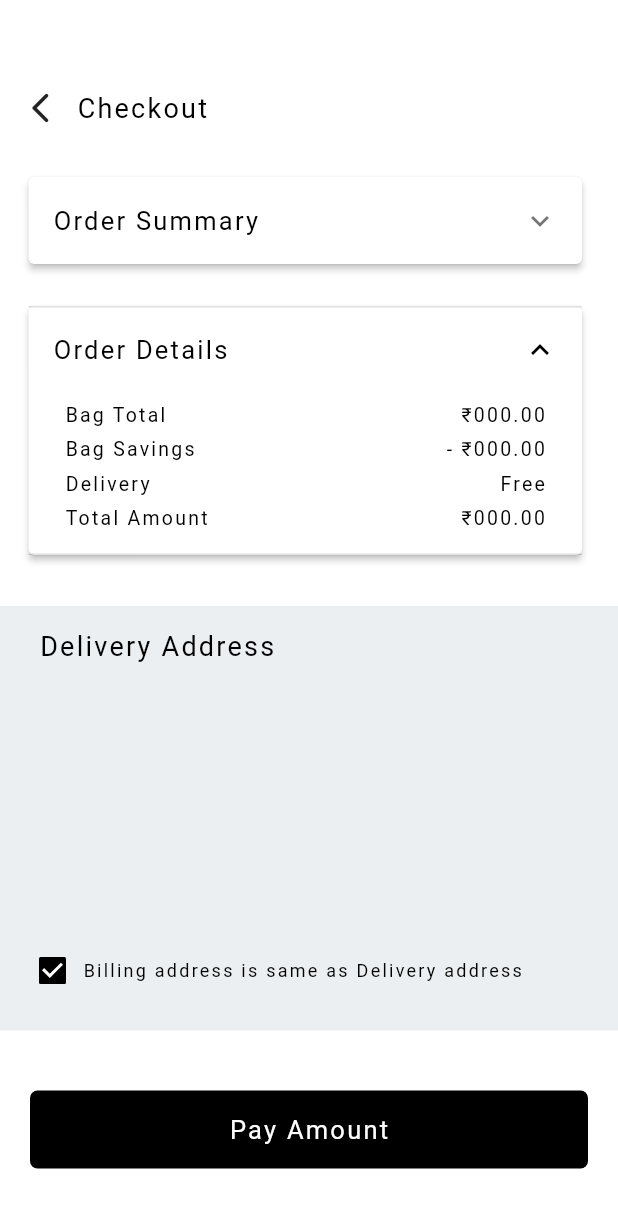
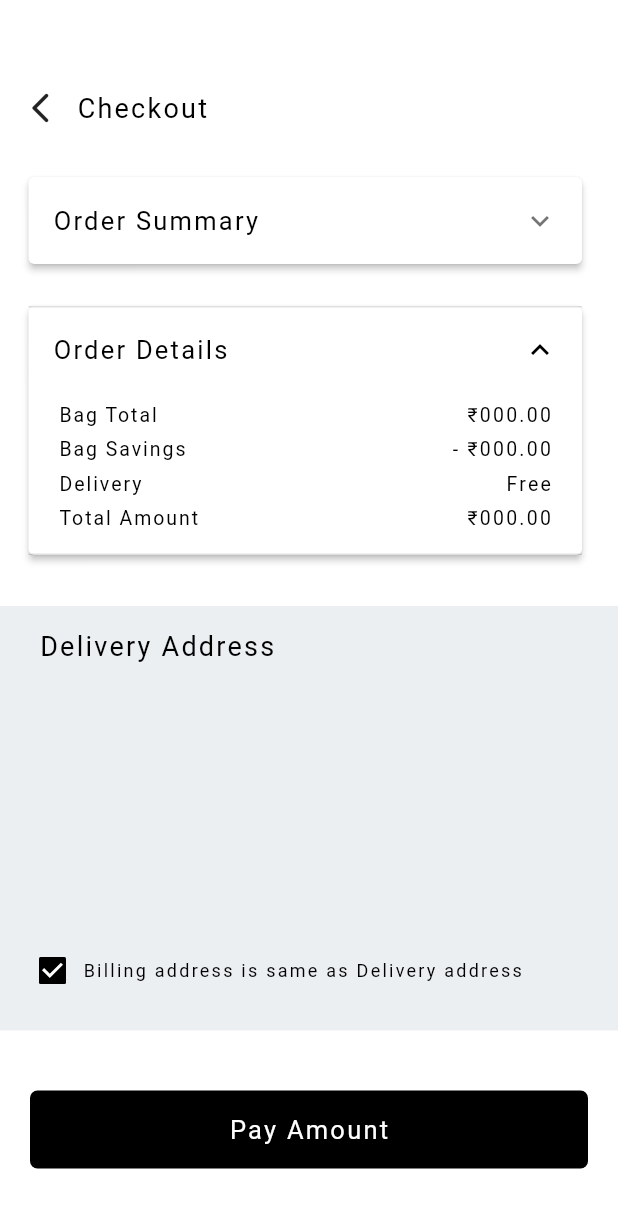
Before and after one commit to yashprovis/sampleecom, a Flutter app: the CheckoutScreen screen opened directly with empty values, after a tap on "Order Details", on a phone screen of 412 x 824 dp. Shown: the top 1208 px of the screen. Run offline on Flutter 3.47's test engine with Material 2 defaults, Android fonts, the phone set to English and light mode, and no system bars; our stand-ins replace cloud_firestore, dropdown_button2, firebase_auth, firebase_core, lottie, nb_utils; missing offline and left inert: firestore_search; accounts and stored records are empty.

Commit message:
address, cart rest apis

```diff
--- a/lib/models/address_model.dart
+++ b/lib/models/address_model.dart
@@ -19,7 +19,7 @@ class Address {
 
   static Address fromSnap(Map<String, dynamic> json) {
     return Address(
-        id: json["id"],
+        id: json["_id"],
         name: json["name"],
         line1: json["line1"],
         line2: json["line2"],
--- a/lib/models/cart_model.dart
+++ b/lib/models/cart_model.dart
@@ -6,12 +6,11 @@ class Cart {
   const Cart({required this.productId, required this.qty, required this.size});
 
   static Cart fromSnap(Map<String, dynamic> json) {
-    return Cart(
-        productId: json["product_id"], qty: json["qty"], size: json["size"]);
+    return Cart(productId: json["_id"], qty: json["qty"], size: json["size"]);
   }
 
   Map<String, dynamic> toJson() => {
-        "product_id": productId,
+        "productId": productId,
         "qty": qty,
         "size": size,
       };
--- a/lib/models/coupon_model.dart
+++ b/lib/models/coupon_model.dart
@@ -12,7 +12,7 @@ class Coupon {
 
   static Coupon fromSnap(Map<String, dynamic> json) {
     return Coupon(
-        id: json["id"],
+        id: json["_id"],
         discount: json["discount"],
         type: json["type"] == "percent" ? CouponType.percent : CouponType.value,
         status: json["status"]);
--- a/lib/models/product_model.dart
+++ b/lib/models/product_model.dart
@@ -29,8 +29,8 @@ class Product {
         title: json["title"],
         desc: json["desc"],
         image: json["image"],
-        imageList: json["image_list"],
-        id: json["id"],
+        imageList: json["imageList"],
+        id: json["_id"],
         mrp: json["mrp"],
         price: json["price"],
         size: json["size"],
--- a/lib/models/user_model.dart
+++ b/lib/models/user_model.dart
@@ -7,8 +7,8 @@ class User {
   final String uid;
   final String phone;
   final String email;
-  final List? cart;
-  final List? address;
+  final List<Cart>? cart;
+  final List<Address>? address;
   final List favourites;
   final String image;
 
@@ -24,14 +24,7 @@ class User {
 
   static Future<User> fromSnap(Map json) async {
     //   Map<String, dynamic> json = data.data() as Map<String, dynamic>;
-    List cartList = [];
-    List addressList = [];
 
-    // final cartData = await FirebaseFirestore.instance
-    //     .collection('users')
-    //     .doc(data.id)
-    //     .collection("cart")
-    //     .get();
     // for (int i = 0; i < cartData.size; i++) {
     //   cartList.add(Cart.fromSnap(cartData.docs[i].data()));
     // }
@@ -50,8 +43,9 @@ class User {
       uid: json["_id"],
       phone: json["phone"],
       email: json["email"],
-      cart: cartList,
-      address: addressList,
+      cart: List<Cart>.from(json["cart"].map((x) => Cart.fromSnap(x))),
+      address:
+          List<Address>.from(json["address"].map((x) => Address.fromSnap(x))),
       favourites: json["favourites"],
       image: json["image"],
     );
--- a/lib/provider/user_provider.dart
+++ b/lib/provider/user_provider.dart
@@ -104,8 +104,7 @@ class UserProvider with ChangeNotifier {
         cartDetails["coupon_savings"] =
             cartDetails["total"]! * cartCoupon!.discount / 100;
       } else {
-        cartDetails["coupon_savings"] =
-            cartDetails["total"]! - cartCoupon!.discount / 100;
+        cartDetails["coupon_savings"] = cartCoupon!.discount;
       }
       cartDetails["total"] =
           cartDetails["total"]! - cartDetails["coupon_savings"]!;
--- a/lib/screens/wishlist.dart
+++ b/lib/screens/wishlist.dart
@@ -30,6 +30,7 @@ class _WishlistScreenState extends State<WishlistScreen> {
   init() async {
     UserProvider userProvider =
         Provider.of<UserProvider>(context, listen: false);
+    print(userProvider.getUser.favourites);
     ProductService()
         .fetchProductsFromId(userProvider.getUser.favourites)
         .then((value) => setState(() {
--- a/lib/services/category_service.dart
+++ b/lib/services/category_service.dart
@@ -12,7 +12,7 @@ class CategoryService {
     List<Category> categories = [];
     // final data = await _db.collection('category').orderBy("id").get();
     http.Response response = await http.get(Uri.parse("$baseUrl/category"));
-    print(response.body);
+
     // return user.User.fromSnap(jsonDecode(response.body)['data']);
     List data = jsonDecode(response.body)['data'];
     for (var element in data) {
--- a/lib/services/user_service.dart
+++ b/lib/services/user_service.dart
@@ -69,7 +69,7 @@ class UserService {
       await http.post(
           headers: headerApiMap,
           body: jsonEncode(currentUser.toJson()),
-          Uri.parse("$baseUrl/createUser"));
+          Uri.parse("$baseUrl/user"));
       //  await _ref.doc(credential.user!.uid).set(currentUser.toJson());
       Navigator.of(context).pushReplacementNamed(TabsScreen.routeName);
     } on FirebaseAuthException catch (e) {
--- a/lib/widgets/ecom_text.dart
+++ b/lib/widgets/ecom_text.dart
@@ -7,9 +7,16 @@ class EcomText extends StatelessWidget {
   final Color? color;
   final TextAlign? align;
   final int? maxLines;
+  final double? spacing;
 
   const EcomText(this.text,
-      {Key? key, this.size, this.weight, this.color, this.align, this.maxLines})
+      {Key? key,
+      this.size,
+      this.weight,
+      this.color,
+      this.align,
+      this.maxLines,
+      this.spacing})
       : super(key: key);
 
   @override
@@ -18,7 +25,7 @@ class EcomText extends StatelessWidget {
       text,
       textAlign: align,
       style: TextStyle(
-          letterSpacing: 1.5,
+          letterSpacing: spacing ?? 1.5,
           color: color ?? Colors.black,
           fontWeight: weight ?? FontWeight.w400,
           fontSize: size ?? 17),
--- a/lib/widgets/tiles/category_tile.dart
+++ b/lib/widgets/tiles/category_tile.dart
@@ -73,9 +73,8 @@ class _CategoryTileState extends State<CategoryTile> {
                           Navigator.of(context).pushNamed(
                               ProductListScreen.routeName,
                               arguments: {
-                                "categories": [],
+                                "categories": [widget.category.slug],
                                 "title": widget.category.name,
-                                "index": 0
                               });
                         },
                         isLoading: false,
@@ -122,9 +121,8 @@ class _CategoryTileState extends State<CategoryTile> {
                       onTap: () {
                         Navigator.of(context)
                             .pushNamed(ProductListScreen.routeName, arguments: {
-                          "categories": [],
+                          "categories": [widget.category.slug, subcat.slug],
                           "title": subcat.name,
-                          "index": 1
                         });
                       },
                       child: const Icon(Icons.arrow_forward_ios_rounded,
--- a/lib/widgets/utils/cart_order_items.dart
+++ b/lib/widgets/utils/cart_order_items.dart
@@ -10,10 +10,13 @@ class CartOrderItem extends StatelessWidget {
   @override
   Widget build(BuildContext context) {
     return Padding(
-      padding: const EdgeInsets.only(top: 8, right: 8, left: 8),
+      padding: const EdgeInsets.only(top: 8, right: 4, left: 4),
       child: Row(
         mainAxisAlignment: MainAxisAlignment.spaceBetween,
-        children: [EcomText(title, size: 13), EcomText(value, size: 13)],
+        children: [
+          EcomText(title, size: 13, spacing: 1.3),
+          EcomText(value, size: 13)
+        ],
       ),
     );
   }
```
Also changed, not shown: lib/screens/product_list.dart (+6 -6 lines), lib/services/address_service.dart (+26 -12 lines), lib/services/cart_service.dart (+22 -14 lines), lib/services/product_service.dart (+23 -29 lines).
